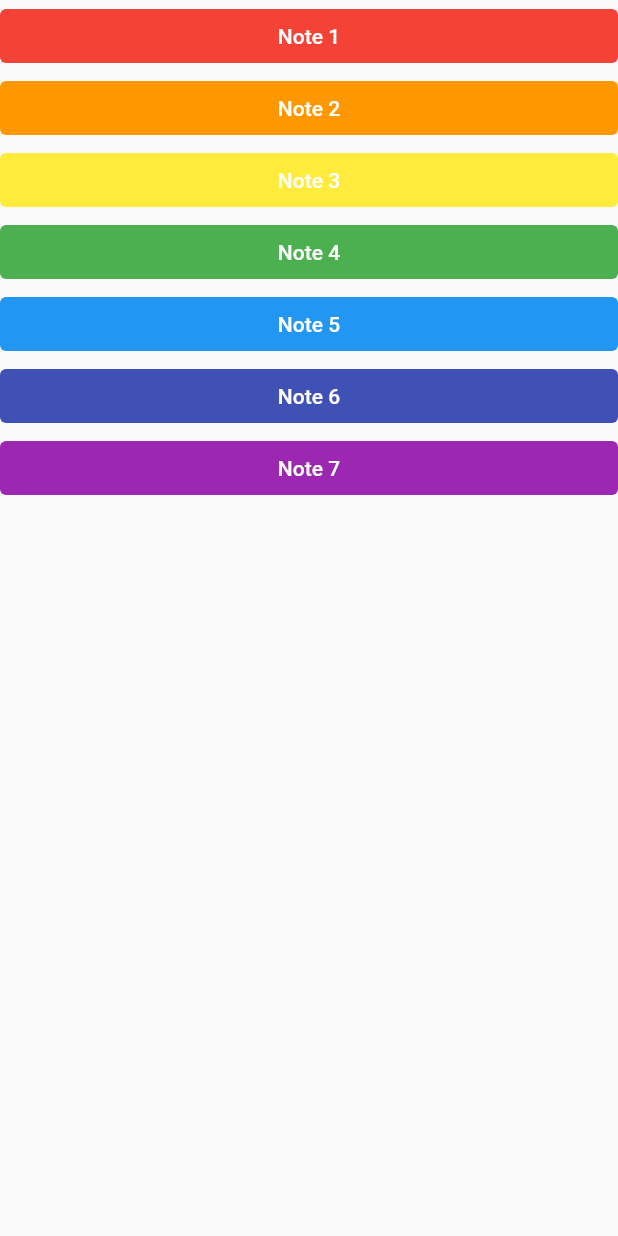
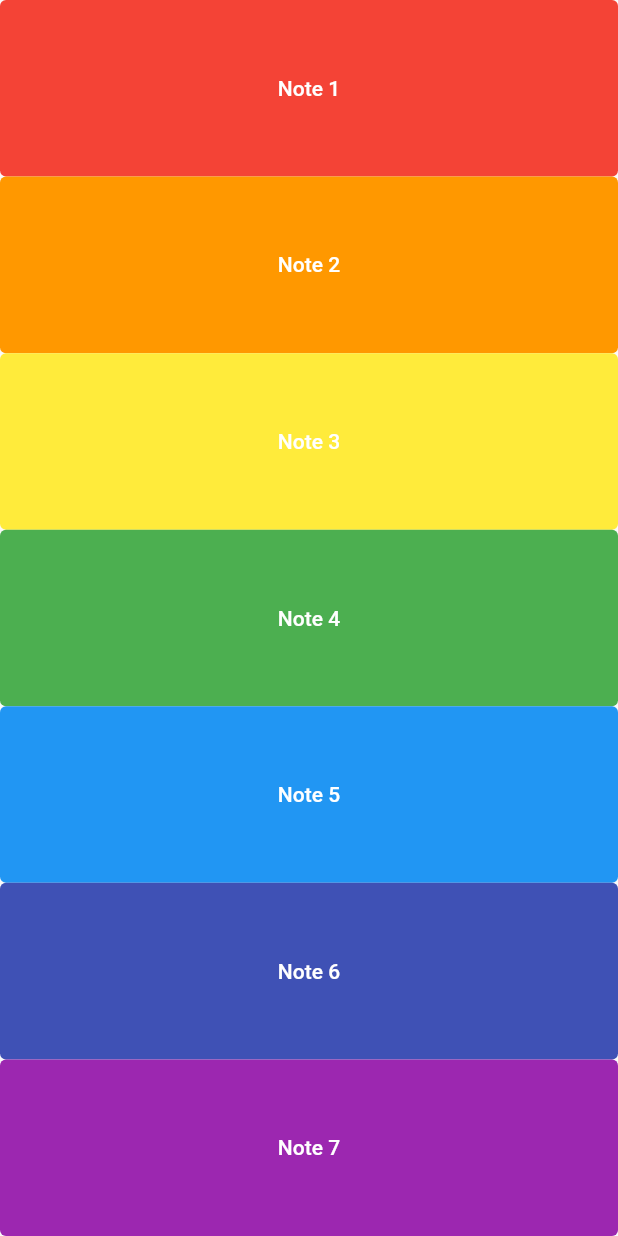
Before and after one commit to dustyfingers/xylophone_flutter, a Flutter app: the screen it shows after launch, after a tap on "Note 1", on a phone screen of 412 x 824 dp. Run offline on Flutter 3.47's test engine with Material 2 defaults, Android fonts, the phone set to English and light mode, and no system bars; our stand-ins replace audioplayers.

Commit message:
finished layout of xylophone app

```diff
--- a/lib/main.dart
+++ b/lib/main.dart
@@ -4,24 +4,25 @@
 void main() => runApp(XylophoneApp());
 
 class XylophoneApp extends StatelessWidget {
+  void playSound(int soundNumber) {
+    final player = AudioCache();
+    player.play('note$soundNumber.wav');
+  }
+
   @override
   Widget build(BuildContext context) {
-    final player = AudioCache();
-
     return MaterialApp(
       home: Scaffold(
         body: SafeArea(
           child: Center(
             child: Column(
+              crossAxisAlignment: CrossAxisAlignment.stretch,
               children: <Widget>[
-                Row(
-                  children: [
                 Expanded(
                   child: TextButton(
-                        style:
-                            TextButton.styleFrom(backgroundColor: Colors.red),
+                    style: TextButton.styleFrom(backgroundColor: Colors.red),
                     onPressed: () {
-                          player.play('note1.wav');
+                      playSound(1);
                     },
                     child: Text(
                       'Note 1',
@@ -29,16 +30,11 @@
                     ),
                   ),
                 ),
-                  ],
-                ),
-                Row(
-                  children: [
                 Expanded(
                   child: TextButton(
-                        style: TextButton.styleFrom(
-                            backgroundColor: Colors.orange),
+                    style: TextButton.styleFrom(backgroundColor: Colors.orange),
                     onPressed: () {
-                          player.play('note2.wav');
+                      playSound(2);
                     },
                     child: Text(
                       'Note 2',
@@ -46,16 +42,11 @@
                     ),
                   ),
                 ),
-                  ],
-                ),
-                Row(
-                  children: [
                 Expanded(
                   child: TextButton(
-                        style: TextButton.styleFrom(
-                            backgroundColor: Colors.yellow),
+                    style: TextButton.styleFrom(backgroundColor: Colors.yellow),
                     onPressed: () {
-                          player.play('note3.wav');
+                      playSound(3);
                     },
                     child: Text(
                       'Note 3',
@@ -63,16 +54,11 @@
                     ),
                   ),
                 ),
-                  ],
-                ),
-                Row(
-                  children: [
                 Expanded(
                   child: TextButton(
-                        style:
-                            TextButton.styleFrom(backgroundColor: Colors.green),
+                    style: TextButton.styleFrom(backgroundColor: Colors.green),
                     onPressed: () {
-                          player.play('note4.wav');
+                      playSound(4);
                     },
                     child: Text(
                       'Note 4',
@@ -80,16 +66,11 @@
                     ),
                   ),
                 ),
-                  ],
-                ),
-                Row(
-                  children: [
                 Expanded(
                   child: TextButton(
-                        style:
-                            TextButton.styleFrom(backgroundColor: Colors.blue),
+                    style: TextButton.styleFrom(backgroundColor: Colors.blue),
                     onPressed: () {
-                          player.play('note5.wav');
+                      playSound(5);
                     },
                     child: Text(
                       'Note 5',
@@ -97,16 +78,11 @@
                     ),
                   ),
                 ),
-                  ],
-                ),
-                Row(
-                  children: [
                 Expanded(
                   child: TextButton(
-                        style: TextButton.styleFrom(
-                            backgroundColor: Colors.indigo),
+                    style: TextButton.styleFrom(backgroundColor: Colors.indigo),
                     onPressed: () {
-                          player.play('note6.wav');
+                      playSound(6);
                     },
                     child: Text(
                       'Note 6',
@@ -114,16 +90,11 @@
                     ),
                   ),
                 ),
-                  ],
-                ),
-                Row(
-                  children: [
                 Expanded(
                   child: TextButton(
-                        style: TextButton.styleFrom(
-                            backgroundColor: Colors.purple),
+                    style: TextButton.styleFrom(backgroundColor: Colors.purple),
                     onPressed: () {
-                          player.play('note7.wav');
+                      playSound(7);
                     },
                     child: Text(
                       'Note 7',
@@ -133,8 +104,6 @@
                 ),
               ],
             ),
-              ],
-            ),
           ),
         ),
       ),
```
Lines whose indentation alone changed are shown as unchanged.
